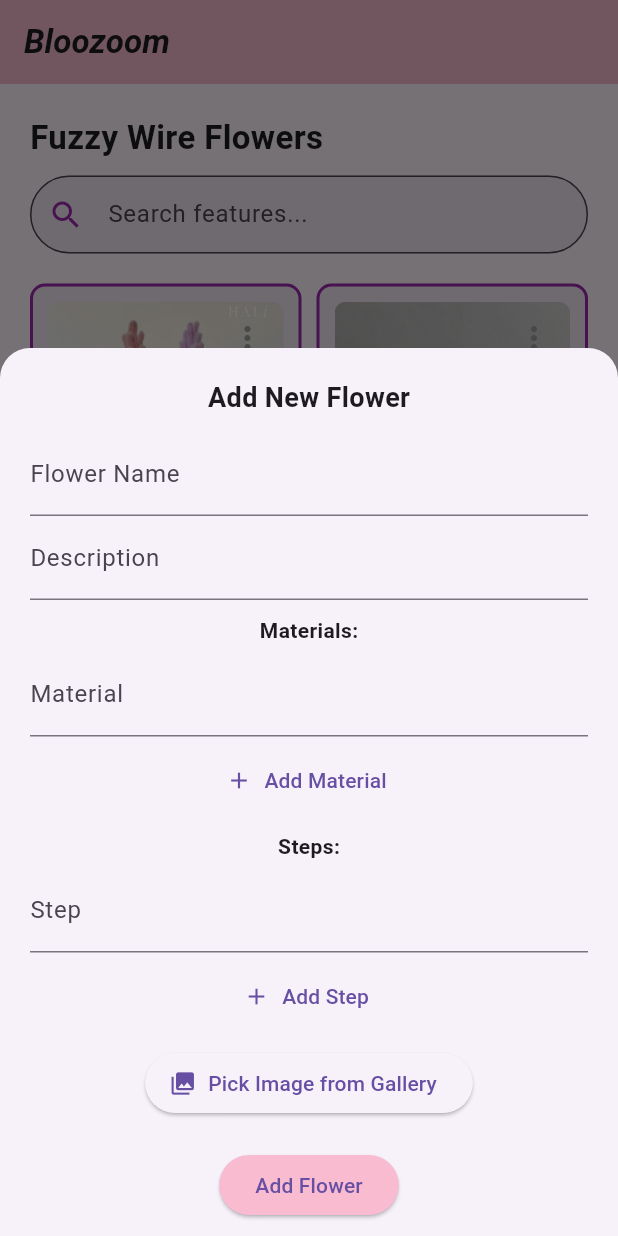
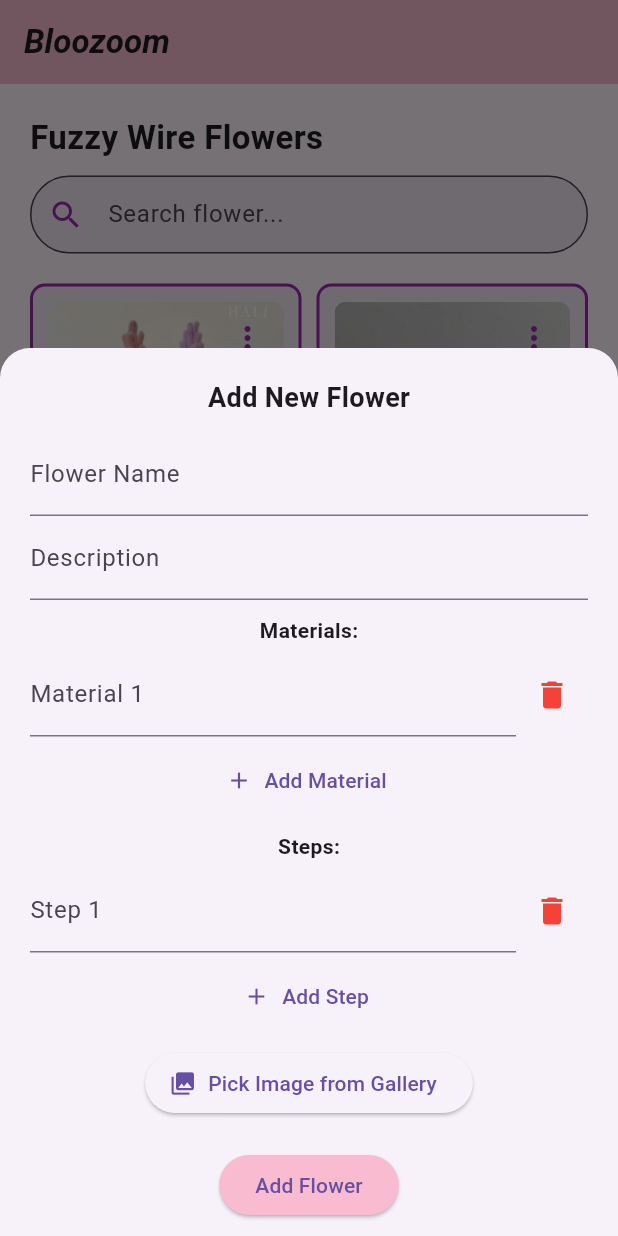
Before and after one commit to Bautista-tine/Project-Individual24, a Flutter app: the screen it shows after launch, after a tap on the "add" icon, on a phone screen of 412 x 824 dp. Run offline on Flutter 3.47's test engine with Material 3 defaults, Android fonts, the phone set to English and light mode, and no system bars; our stand-ins replace image_picker.

```diff
--- a/lib/pages/favorite_screen.dart
+++ b/lib/pages/favorite_screen.dart
@@ -17,7 +17,12 @@ class FavoritesScreen extends StatelessWidget {
   Widget build(BuildContext context) {
     return Scaffold(
       appBar: AppBar(
-        title: const Text('Favorites'),
+        title: const Text(
+          'Favorites',
+          style: TextStyle(
+            fontWeight: FontWeight.bold,
+          ),
+        ),
         backgroundColor: Colors.pink[100],
       ),
       body: favorites.isEmpty
--- a/lib/pages/image_data.dart
+++ b/lib/pages/image_data.dart
@@ -11,12 +11,12 @@ final List<Map<String, String>> imageData = [
   },
   {
     'title': 'lily',
-    'image': 'lib/assets/f3.jpg',
+    'image': 'lib/assets/lily.jpg',
     'description': 'This is a charming flower with vibrant petals.',
   },
   {
     'title': 'Tulip',
-    'image': 'lib/assets/f4.jpg',
+    'image': 'lib/assets/tulip.jpg',
     'description': 'Tulip is a classic bloom with smooth curves.',
   },
   {
@@ -26,7 +26,7 @@ final List<Map<String, String>> imageData = [
   },
   {
     'title': 'Ribbon',
-    'image': 'lib/assets/keychain2.jpg',
+    'image': 'lib/assets/ribbon.jpg',
     'description': 'A ribbon-style accessory that’s simple yet pretty.',
   },
   {
@@ -35,8 +35,21 @@ final List<Map<String, String>> imageData = [
     'description': 'A cherry-inspired fuzzy piece that’s super sweet.',
   },
   {
-    'title': 'petal flower',
+    'title': 'Petal Flower',
     'image': 'lib/assets/key.jpg',
     'description': 'Minimalist keychain with delicate floral touches.',
   },
+  {
+    'title': 'Rose',
+    'image': 'lib/assets/rose_updated.jpg',
+    'description': 'red rose with fuzzy petals',
+  },
+  {
+    'title': 'Lily of the Valley',
+    'image': 'lib/assets/lilyofthevalley.jpg',
+    'description': 'white lily with fuzzy petals',
+  },
+
+
+
 ];
--- a/lib/pages/profile_screen.dart
+++ b/lib/pages/profile_screen.dart
@@ -105,7 +105,7 @@ class _ProfileScreenState extends State<ProfileScreen> {
             TextField(
               controller: _searchController,
               decoration: InputDecoration(
-                hintText: 'Search features...',
+                hintText: 'Search flower...',
                 prefixIcon: const Icon(Icons.search, color: Colors.purple),
                 border: OutlineInputBorder(
                   borderRadius: BorderRadius.circular(30),
@@ -218,7 +218,7 @@ class _ProfileScreenState extends State<ProfileScreen> {
                         child: Text('Delete'),
                       ),
                     ],
-                    icon: const Icon(Icons.more_vert, color: Colors.grey),
+                    icon: const Icon(Icons.more_vert, color: Colors.purple),
                   ),
                 ),
               ],
@@ -279,10 +279,31 @@ class _ProfileScreenState extends State<ProfileScreen> {
 
                 const SizedBox(height: 10),
                 const Text('Materials:', style: TextStyle(fontWeight: FontWeight.bold)),
-                ...materialControllers.map((c) => Padding(
-                  padding: const EdgeInsets.symmetric(vertical: 5),
-                  child: TextField(controller: c, decoration: const InputDecoration(labelText: 'Material')),
-                )),
+                ...materialControllers.asMap().entries.map((entry) {
+                  int index = entry.key;
+                  TextEditingController controller = entry.value;
+                  return Padding(
+                    padding: const EdgeInsets.symmetric(vertical: 5),
+                    child: Row(
+                      children: [
+                        Expanded(
+                          child: TextField(
+                            controller: controller,
+                            decoration: InputDecoration(labelText: 'Material ${index + 1}'),
+                          ),
+                        ),
+                        IconButton(
+                          icon: const Icon(Icons.delete, color: Colors.red),
+                          onPressed: () {
+                            if (materialControllers.length > 1) {
+                              setModalState(() => materialControllers.removeAt(index));
+                            }
+                          },
+                        ),
+                      ],
+                    ),
+                  );
+                }),
                 TextButton.icon(
                   onPressed: () {
                     setModalState(() => materialControllers.add(TextEditingController()));
@@ -293,10 +314,31 @@ class _ProfileScreenState extends State<ProfileScreen> {
 
                 const SizedBox(height: 10),
                 const Text('Steps:', style: TextStyle(fontWeight: FontWeight.bold)),
-                ...stepControllers.map((c) => Padding(
-                  padding: const EdgeInsets.symmetric(vertical: 5),
-                  child: TextField(controller: c, decoration: const InputDecoration(labelText: 'Step')),
-                )),
+                ...stepControllers.asMap().entries.map((entry) {
+                  int index = entry.key;
+                  TextEditingController controller = entry.value;
+                  return Padding(
+                    padding: const EdgeInsets.symmetric(vertical: 5),
+                    child: Row(
+                      children: [
+                        Expanded(
+                          child: TextField(
+                            controller: controller,
+                            decoration: InputDecoration(labelText: 'Step ${index + 1}'),
+                          ),
+                        ),
+                        IconButton(
+                          icon: const Icon(Icons.delete, color: Colors.red),
+                          onPressed: () {
+                            if (stepControllers.length > 1) {
+                              setModalState(() => stepControllers.removeAt(index));
+                            }
+                          },
+                        ),
+                      ],
+                    ),
+                  );
+                }),
                 TextButton.icon(
                   onPressed: () {
                     setModalState(() => stepControllers.add(TextEditingController()));
--- a/lib/pages/tutorial_steps.dart
+++ b/lib/pages/tutorial_steps.dart
@@ -32,23 +32,47 @@ Map<String, List<String>> tutorialSteps = {
     'Shape a separate green pipe cleaner into a long, curved leaf and twist it around the stem.',
   ],
   'Strawberry': [
-    'Make a round fuzzy red body using wire.',
-    'Add green leaves on top using green pipe cleaner.',
-    'Attach a brown stem at the bottom.',
-    'Add yellow dots for seeds.',
+    'Take the red fuzzy wire and coil it into a cone shape — wider at the base and narrower at the top. Secure the end by twisting it.',
+    'Lightly glue on small black beads or use a black marker to add seed dots around the strawberry.',
+    'Cut a short piece of green fuzzy wire. Bend it into 2–3 tiny loops to form leaves and twist them together at the base.',
+    'Attach another small piece of green fuzzy wire to the leaves and twist it upward to act as the stem.',
+    'Twist the stem tightly around the keyring to secure the strawberry. Adjust the shape if needed.',
+  ],
+  'Ribbon':[
+    'Cut two fuzzy wires of equal length (about 6 inches each).',
+    'Form the ribbon shape by folding each wire into a loop (like the two loops of a ribbon), and twist the center to hold the loops.',
+    'Twist the second wire into a bow tail shape and attach it to the back of the ribbon loops.',
+    'Secure the center with a short piece of fuzzy wire, wrapping it tightly to hold the bow together.',
+    'Attach the keyring by twisting the excess wire through the ring and wrapping it firmly.',
+    '(Optional) Add decorations like beads or glue on tiny gems to the ribbon for extra flair.',
   ],
   'Cherry': [
-    'Form two red fuzzy balls with wire.',
-    'Connect them using a single green stem wire.',
-    'Add a felt leaf on top.',
-    'Adjust shape for symmetry.',
+    'Roll each red fuzzy wire into a tight ball to form a cherry. Twist the end to secure.',
+    'Fold the green fuzzy wire in half. Twist the middle part together, leaving both ends free to attach the cherries.',
+    'Twist one cherry to each loose end of the green stem wire. Adjust so they sit close together like real cherries.',
+    'Shape a small leaf with the remaining green wire by bending it into an oval and twisting it at the base.'
+    'Twist the top of the green stem wire around your keyring tightly. Use pliers if needed to secure firmly.',
   ],
-  'petal flower': [
+  'Petal Flower': [
     'Create a small flower head using fuzzy petals.',
     'Attach a small metal loop or keyring.',
     'Add optional beads for decoration.',
     'Tighten and wrap ends cleanly.',
   ],
+  'Rose': [
+    'Take the red fuzzy wire and roll one end into a tight spiral — this is the center of your rose.',
+    'Keep wrapping the wire around the center spiral loosely to form rose petals. Adjust the shape as you go.',
+    'Attach the green fuzzy wire to the base of the rose by twisting it securely.',
+    'Fold part of the green wire into a leaf shape on one or both sides, then twist it to secure.',
+    'Adjust the shape, trim any excess, and bend the stem slightly for a natural look.',
+  ],
+  'Lily of the Valley': [
+    'Take a white fuzzy wire, form a small loop (like a teardrop), and twist the ends to secure. Slightly pinch the top to resemble a bell. Repeat 3–5 times.',
+    'Take the green fuzzy wire and slightly bend it into a gentle curve (like a hook or cane).',
+    'Twist the base of each white bell flower around the green stem at intervals, starting from the top.',
+    'Cut and glue a leaf shape using green paper or bend a green fuzzy wire into a leaf shape and attach it near the bottom.',
+    'Space out the bell flowers and adjust the curve of the stem to resemble a natural Lily of the Valley.',
+    ]
 };
 
 Map<String, List<String>> tutorialMaterials = {
@@ -78,21 +102,42 @@ Map<String, List<String>> tutorialMaterials = {
     'Scissors',
   ],
   'Strawberry': [
-    'Red fuzzy wire',
-    'Green pipe cleaner',
-    'Yellow paint or dots',
+    '1 red fuzzy wire (for the strawberry body)',
+    '1 green fuzzy wire (for leaves and stem)',
+    '1 keyring',
+    'Optional: small black beads or black marker (for seeds)',
+  ],
+  'Ribbon': [
+    'Red or pink fuzzy wires (pipe cleaners)',
+    'A small keyring',
+    'Glue (optional, for securing)',
+    'Beads or gems (optional for decoration)',
+    'Scissors'
   ],
   'Cherry': [
-    'Red fuzzy wires',
-    'Green stem wire',
-    'Felt leaf',
+    '2 red fuzzy wires (for the cherries)',
+    '1 green fuzzy wire (for stem and leaf)',
+    '1 keyring',
     'Scissors',
+    'Small pliers (optional for twisting)',
   ],
-  'petal flower': [
+  'Petal Flower': [
     'Colored fuzzy wires',
     'Keyring',
     'Glue or beads',
     'Tape or thread',
+  ],
+  'Rose': [
+    'Red fuzzy wire',
+    'Green fuzzy wire',
+    'Green stem wire',
+    'Scissors',
+  ],
+  'Lily of the Valley': [
+    '1 green fuzzy wire (for the stem)',
+    '3–5 white fuzzy wires (for the bell-shaped flowers)',
+    'Optional: green paper or felt (for leaves)',
+    'Glue or small twist ties (optional for stability)',
   ],
 };
 
```
Also changed, not shown: lib/assets/anime1.jpg (deleted), lib/assets/cherry.jpg, lib/assets/f24.png (deleted), lib/assets/f3.jpg (deleted), lib/assets/f4.jpg (deleted), lib/assets/keychain2.jpg (deleted), lib/assets/lily.jpg (added), lib/assets/lilyofthevalley.jpg (added), lib/assets/ribbon.jpg (added), lib/assets/rose.jpg (deleted), lib/assets/rose_updated.jpg (added), lib/assets/step1brry.png (deleted), lib/assets/step2brry.png (deleted), lib/assets/step3brry.png (deleted), 1 more files.
